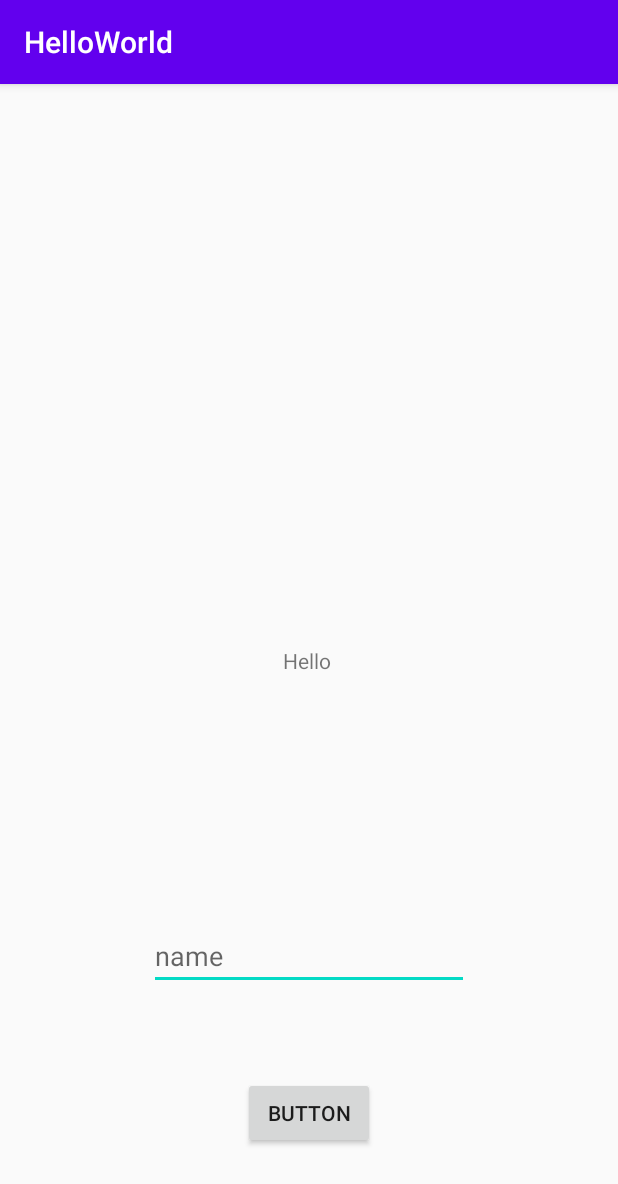
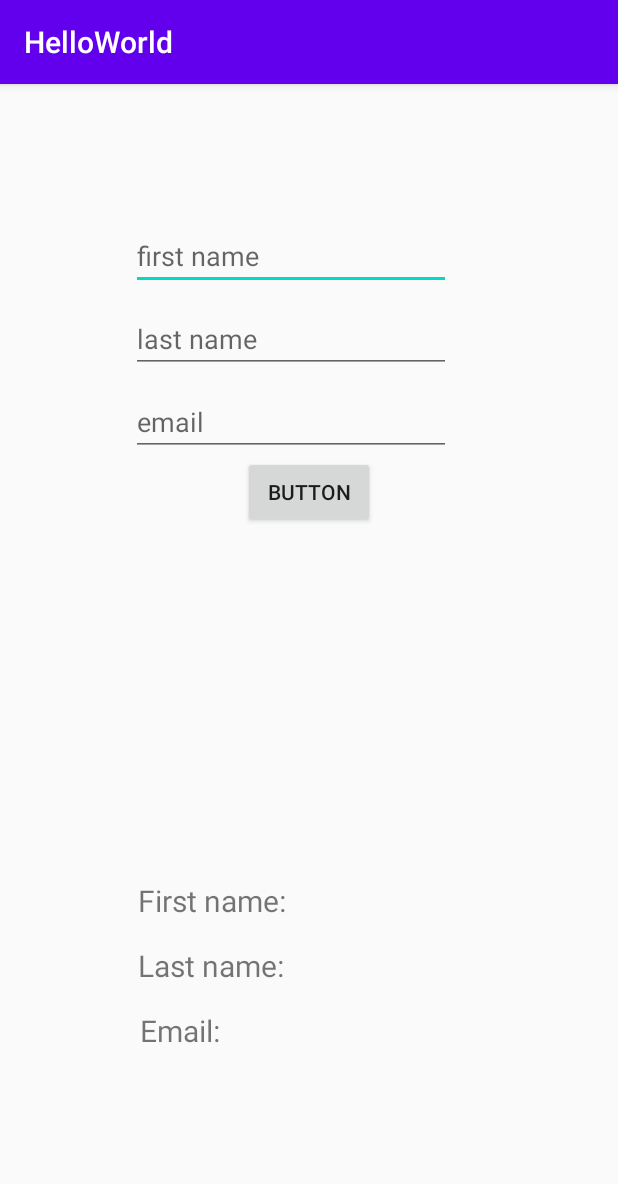
Before and after one commit to BroFistMan123/appdev, an Android app: the screen it shows after launch (MainActivity), after a tap on "BUTTON", on a phone screen of 412 x 824 dp. Shown: the top 1184 px of the screen. Run offline under Robolectric (Android 15) with nearby library versions, the phone set to English and light mode, and no system bars.

Commit message:
second part

```diff
--- a/AppDev/app/src/main/java/com/example/helloworld/MainActivity.java
+++ b/AppDev/app/src/main/java/com/example/helloworld/MainActivity.java
@@ -20,9 +20,17 @@ public class MainActivity extends AppCompatActivity {
 
     }
     public void onBtnClick(View view){
-        TextView txtHello = findViewById(R.id.txtMessage);
-        EditText edtTxtName=findViewById(R.id.editTextName);
-String name=edtTxtName.getText().toString();
-        txtHello.setText("Hello " +name);
+        TextView txtFname = findViewById(R.id.viewFname);
+        TextView txtLname = findViewById(R.id.viewLname);
+        TextView txtEmail = findViewById(R.id.viewemail);
+        EditText edtFName=findViewById(R.id.firstName);
+        EditText edtLName=findViewById(R.id.lastName);
+        EditText edtEName=findViewById(R.id.email);
+String fname=edtFName.getText().toString();
+        String lname=edtLName.getText().toString();
+        String ename=edtEName.getText().toString();
+        txtFname.setText("First name:"+fname);
+        txtLname.setText("Last name:"+lname);
+        txtEmail.setText("Email:"+ename);
     }
 }
--- a/AppDev/app/src/main/res/layout/activity_main.xml
+++ b/AppDev/app/src/main/res/layout/activity_main.xml
@@ -8,36 +8,85 @@
     tools:context=".MainActivity">
 
     <TextView
-        android:id="@+id/txtMessage"
+        android:id="@+id/viewemail"
+        android:layout_width="225dp"
+        android:layout_height="82dp"
+        android:layout_marginTop="10dp"
+        android:text="email"
+        android:textSize="20sp"
+        app:layout_constraintEnd_toEndOf="parent"
+        app:layout_constraintStart_toStartOf="parent"
+        app:layout_constraintTop_toBottomOf="@+id/viewLname" />
+
+    <TextView
+        android:id="@+id/viewLname"
+        android:layout_width="228dp"
+        android:layout_height="33dp"
+        android:layout_marginTop="10dp"
+        android:text="Last Name"
+        android:textSize="20sp"
+        app:layout_constraintEnd_toEndOf="parent"
+        app:layout_constraintStart_toStartOf="parent"
+        app:layout_constraintTop_toBottomOf="@+id/viewFname" />
+
+    <EditText
+        android:id="@+id/firstName"
         android:layout_width="wrap_content"
         android:layout_height="wrap_content"
-        android:text="Hello World!"
-        app:layout_constraintBottom_toBottomOf="parent"
-        app:layout_constraintLeft_toLeftOf="parent"
-        app:layout_constraintRight_toRightOf="parent"
+        android:layout_marginTop="92dp"
+        android:ems="10"
+        android:hint="first name"
+        android:inputType="textPersonName"
+        app:layout_constraintEnd_toEndOf="parent"
+        app:layout_constraintHorizontal_bias="0.438"
+        app:layout_constraintStart_toStartOf="parent"
         app:layout_constraintTop_toTopOf="parent" />
 
-    <Button
-        android:id="@+id/btnHello"
+    <EditText
+        android:id="@+id/lastName"
         android:layout_width="wrap_content"
         android:layout_height="wrap_content"
+        android:layout_marginTop="10dp"
+        android:ems="10"
+        android:hint="last name"
+        android:inputType="textPersonName"
+        app:layout_constraintEnd_toEndOf="parent"
+        app:layout_constraintHorizontal_bias="0.438"
+        app:layout_constraintStart_toStartOf="parent"
+        app:layout_constraintTop_toBottomOf="@+id/firstName" />
+
+    <EditText
+        android:id="@+id/email"
+        android:layout_width="wrap_content"
+        android:layout_height="wrap_content"
+        android:layout_marginTop="10dp"
+        android:ems="10"
+        android:hint="email"
+        android:inputType="textEmailAddress"
+        app:layout_constraintEnd_toEndOf="parent"
+        app:layout_constraintHorizontal_bias="0.438"
+        app:layout_constraintStart_toStartOf="parent"
+        app:layout_constraintTop_toBottomOf="@+id/lastName" />
+
+    <Button
+        android:id="@+id/button"
+        android:layout_width="wrap_content"
+        android:layout_height="wrap_content"
+        android:text="Button"
         android:onClick="onBtnClick"
-        android:text="Button"
+        app:layout_constraintEnd_toEndOf="parent"
+        app:layout_constraintStart_toStartOf="parent"
+        app:layout_constraintTop_toBottomOf="@+id/email" />
+
+    <TextView
+        android:id="@+id/viewFname"
+        android:layout_width="228dp"
+        android:layout_height="33dp"
+        android:layout_marginTop="30dp"
+        android:text="First Name"
+        android:textSize="20sp"
         app:layout_constraintBottom_toBottomOf="parent"
         app:layout_constraintEnd_toEndOf="parent"
         app:layout_constraintStart_toStartOf="parent"
-        app:layout_constraintTop_toBottomOf="@+id/editTextName" />
-
-    <EditText
-        android:id="@+id/editTextName"
-        android:layout_width="wrap_content"
-        android:layout_height="wrap_content"
-        android:ems="10"
-        android:hint="name"
-        android:inputType="textPersonName"
-        app:layout_constraintBottom_toBottomOf="parent"
-        app:layout_constraintEnd_toEndOf="parent"
-        app:layout_constraintStart_toStartOf="parent"
-        app:layout_constraintTop_toBottomOf="@+id/txtMessage" />
-
+        app:layout_constraintTop_toBottomOf="@+id/button" />
 </androidx.constraintlayout.widget.ConstraintLayout>
```
Also changed, not shown: 2 other files.
